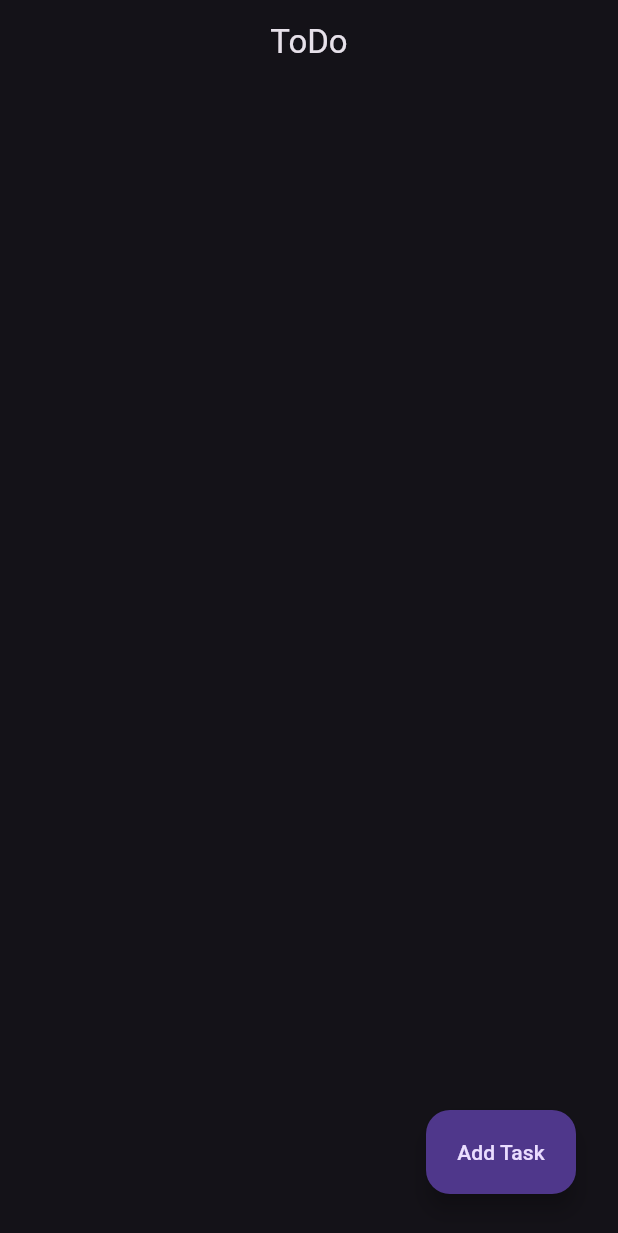
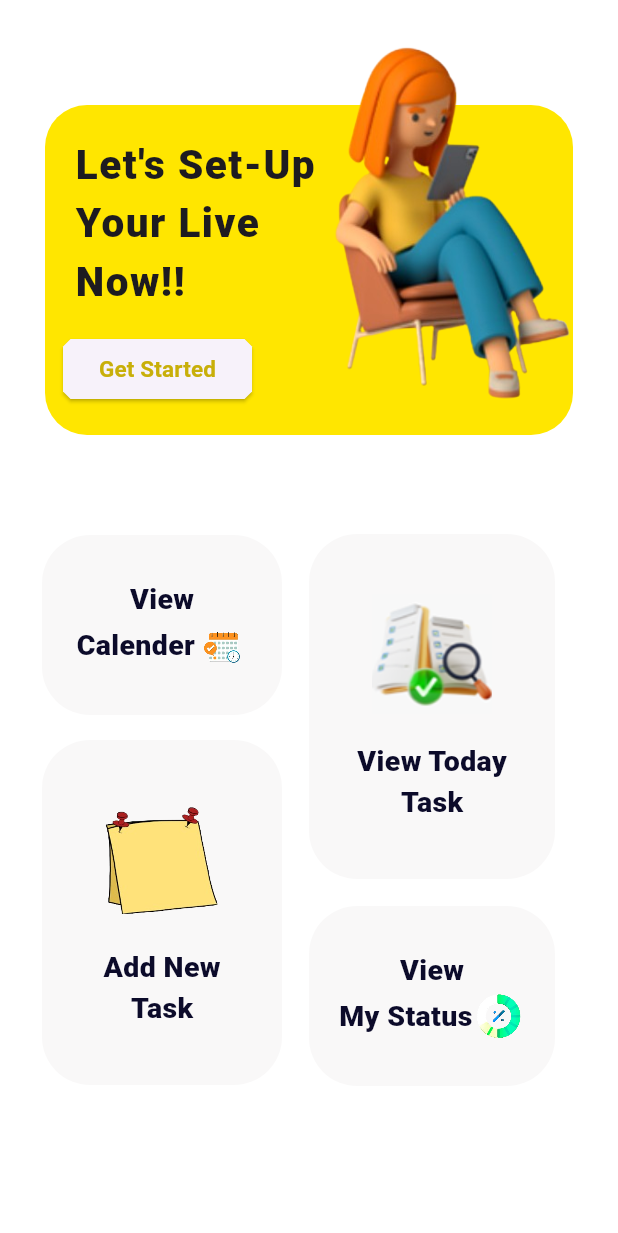
Before and after one commit to SahadMPP/todo_bloc_api_app, a Flutter app: the screen it shows after launch, on a phone screen of 412 x 824 dp. Shown: the top 1233 px of the screen. Run offline on Flutter 3.47's test engine with Material 3 defaults, Android fonts, the phone set to English and light mode, and no system bars; our stand-ins replace bloc, flutter_bloc, google_fonts.

Commit message:
done home ui

```diff
--- a/lib/main.dart
+++ b/lib/main.dart
@@ -1,6 +1,6 @@
 import 'package:flutter/material.dart';
-import 'package:to_do/screens/home.dart';
 import 'package:flutter_bloc/flutter_bloc.dart';
+import 'package:to_do/screens/home_m_.dart';
 import 'package:to_do/task/task_bloc.dart';
 
 void main() {
@@ -14,11 +14,10 @@ class MyApp extends StatelessWidget {
   Widget build(BuildContext context) {
     return BlocProvider(
       create: (ctx) => TaskBloc(),
-      child: MaterialApp(
-        theme: ThemeData.dark(),
+      child: const MaterialApp(
         debugShowCheckedModeBanner: false,
         title: "todo",
-        home: const Home(),
+        home: HomeMain(),
       ),
     );
   }
--- /dev/null
+++ b/lib/screens/home_m_.dart
@@ -0,0 +1,274 @@
+import 'package:flutter/material.dart';
+import 'package:google_fonts/google_fonts.dart';
+
+class HomeMain extends StatelessWidget {
+  const HomeMain({super.key});
+
+  @override
+  Widget build(BuildContext context) {
+    return const Scaffold(
+      backgroundColor: Colors.white,
+      body: SafeArea(
+        child: SingleChildScrollView(
+          physics: BouncingScrollPhysics(),
+          child: Column(
+            children: [
+              HomeCard(),
+              Padding(
+                padding: EdgeInsets.only(left: 18.0, right: 18),
+                child: SizedBox(
+                  height: 420,
+                  width: double.infinity,
+                  child: Row(
+                    children: [
+                      SizedBox(
+                        width: 180,
+                        height: double.infinity,
+                        child: Padding(
+                          padding: EdgeInsets.all(10.0),
+                          child: Column(
+                            mainAxisAlignment: MainAxisAlignment.spaceEvenly,
+                            children: [
+                              BuildSmallBoxHome(
+                                  text1: 'View',
+                                  text2: 'Calender',
+                                  image:
+                                      'asset/images-calander-removebg-preview.png'),
+                              BuildBIgBoxHome(
+                                  text1: "Add New",
+                                  text2: "Task",
+                                  image:
+                                      'asset/images__1_-removebg-preview.png'),
+                            ],
+                          ),
+                        ),
+                      ),
+                      SizedBox(
+                        width: 180,
+                        height: double.infinity,
+                        child: Padding(
+                          padding: EdgeInsets.all(8.0),
+                          child: Column(
+                              mainAxisAlignment: MainAxisAlignment.spaceEvenly,
+                              children: [
+                                BuildBIgBoxHome(
+                                    text1: "View Today",
+                                    text2: "Task",
+                                    image:
+                                        'asset/Screenshot 2023-12-09 165120.png'),
+                                BuildSmallBoxHome(
+                                    text1: 'View',
+                                    text2: 'My Status',
+                                    image:
+                                        'asset/images__8_-removebg-preview.png'),
+                              ]),
+                        ),
+                      ),
+                    ],
+                  ),
+                ),
+              ),
+              SizedBox(height: 50),
+            ],
+          ),
+        ),
+      ),
+    );
+  }
+}
+
+class BuildBIgBoxHome extends StatelessWidget {
+  final String text1;
+  final String text2;
+  final String image;
+  const BuildBIgBoxHome({
+    super.key,
+    required this.text1,
+    required this.text2,
+    required this.image,
+  });
+
+  @override
+  Widget build(BuildContext context) {
+    return Container(
+      decoration: BoxDecoration(
+          color: const Color.fromARGB(255, 249, 248, 248),
+          borderRadius: BorderRadius.circular(32)),
+      height: 230,
+      width: double.infinity,
+      child: Padding(
+        padding: const EdgeInsets.only(top: 12.0),
+        child: Column(
+          mainAxisAlignment: MainAxisAlignment.center,
+          children: [
+            SizedBox(
+              height: 80,
+              width: 80,
+              child: Image.asset(
+                image,
+                filterQuality: FilterQuality.high,
+                fit: BoxFit.cover,
+              ),
+            ),
+            Padding(
+              padding: const EdgeInsets.only(top: 18.0),
+              child: Text(
+                text1,
+                style: GoogleFonts.aBeeZee(
+                  fontSize: 19,
+                  fontWeight: FontWeight.w900,
+                  color: const Color.fromARGB(255, 12, 11, 42),
+                ),
+              ),
+            ),
+            Padding(
+              padding: const EdgeInsets.only(bottom: 10),
+              child: Text(
+                text2,
+                style: GoogleFonts.aBeeZee(
+                  fontSize: 19,
+                  fontWeight: FontWeight.w900,
+                  color: const Color.fromARGB(255, 12, 11, 42),
+                ),
+              ),
+            ),
+          ],
+        ),
+      ),
+    );
+  }
+}
+
+class BuildSmallBoxHome extends StatelessWidget {
+  final String text1;
+  final String text2;
+  final String image;
+  const BuildSmallBoxHome({
+    super.key,
+    required this.text1,
+    required this.text2,
+    required this.image,
+  });
+
+  @override
+  Widget build(BuildContext context) {
+    return Container(
+      decoration: BoxDecoration(
+          color: const Color.fromARGB(255, 249, 248, 248),
+          borderRadius: BorderRadius.circular(32)),
+      height: 120,
+      width: double.infinity,
+      child: Column(
+        mainAxisAlignment: MainAxisAlignment.center,
+        children: [
+          Text(
+            text1,
+            style: GoogleFonts.aBeeZee(
+              fontSize: 19,
+              fontWeight: FontWeight.w900,
+              color: const Color.fromARGB(255, 12, 11, 42),
+            ),
+          ),
+          Row(
+            mainAxisAlignment: MainAxisAlignment.center,
+            children: [
+              Text(
+                text2,
+                style: GoogleFonts.aBeeZee(
+                  fontSize: 19,
+                  fontWeight: FontWeight.w900,
+                  color: const Color.fromARGB(255, 12, 11, 42),
+                ),
+              ),
+              SizedBox(
+                height: 35,
+                width: 35,
+                child: Image.asset(
+                  image,
+                  filterQuality: FilterQuality.high,
+                  fit: BoxFit.cover,
+                ),
+              )
+            ],
+          ),
+        ],
+      ),
+    );
+  }
+}
+
+class HomeCard extends StatelessWidget {
+  const HomeCard({
+    super.key,
+  });
+
+  @override
+  Widget build(BuildContext context) {
+    return Padding(
+      padding: const EdgeInsets.only(left: 30, right: 30, top: 30),
+      child: Stack(
+        alignment: AlignmentDirectional.centerEnd,
+        children: [
+          Container(
+            height: 220,
+            width: double.infinity,
+            decoration: BoxDecoration(
+                color: const Color.fromARGB(255, 255, 230, 0),
+                borderRadius: BorderRadius.circular(28)),
+            child: Padding(
+              padding: const EdgeInsets.all(12.0),
+              child: Column(
+                crossAxisAlignment: CrossAxisAlignment.start,
+                children: [
+                  Container(
+                    padding: const EdgeInsets.all(8),
+                    height: 140,
+                    width: 180,
+                    child: Column(
+                      crossAxisAlignment: CrossAxisAlignment.start,
+                      children: [
+                        Text(
+                          'Let\'s Set-Up Your Live Now!!',
+                          style: GoogleFonts.roboto(
+                            fontSize: 27,
+                            fontWeight: FontWeight.w900,
+                            letterSpacing: 1,
+                          ),
+                        ),
+                      ],
+                    ),
+                  ),
+                  ElevatedButton(
+                      style: ButtonStyle(
+                          shape: MaterialStatePropertyAll(
+                              BeveledRectangleBorder(
+                                  borderRadius: BorderRadius.circular(5)))),
+                      onPressed: () {},
+                      child: Text(
+                        'Get Started',
+                        style: GoogleFonts.roboto(
+                            color: const Color.fromARGB(255, 200, 175, 9),
+                            fontSize: 15,
+                            fontWeight: FontWeight.w600),
+                      ))
+                ],
+              ),
+            ),
+          ),
+          Padding(
+            padding: const EdgeInsets.only(bottom: 50),
+            child: SizedBox(
+              height: 250,
+              width: 160,
+              child: Image.asset(
+                'asset/Screenshot_2023-12-09_143553-removebg-preview.png',
+                filterQuality: FilterQuality.high,
+                fit: BoxFit.fill,
+              ),
+            ),
+          ),
+        ],
+      ),
+    );
+  }
+}
```
Also changed, not shown: pubspec.yaml (+4 -3 lines), asset/Screenshot 2023-12-09 165120.png (added), asset/Screenshot_2023-12-09_143553-removebg-preview.png (added), asset/images-calander-removebg-preview.png (added), asset/images__1_-removebg-preview.png (added), asset/images__8_-removebg-preview.png (added), pubspec.lock, 1 other file.
